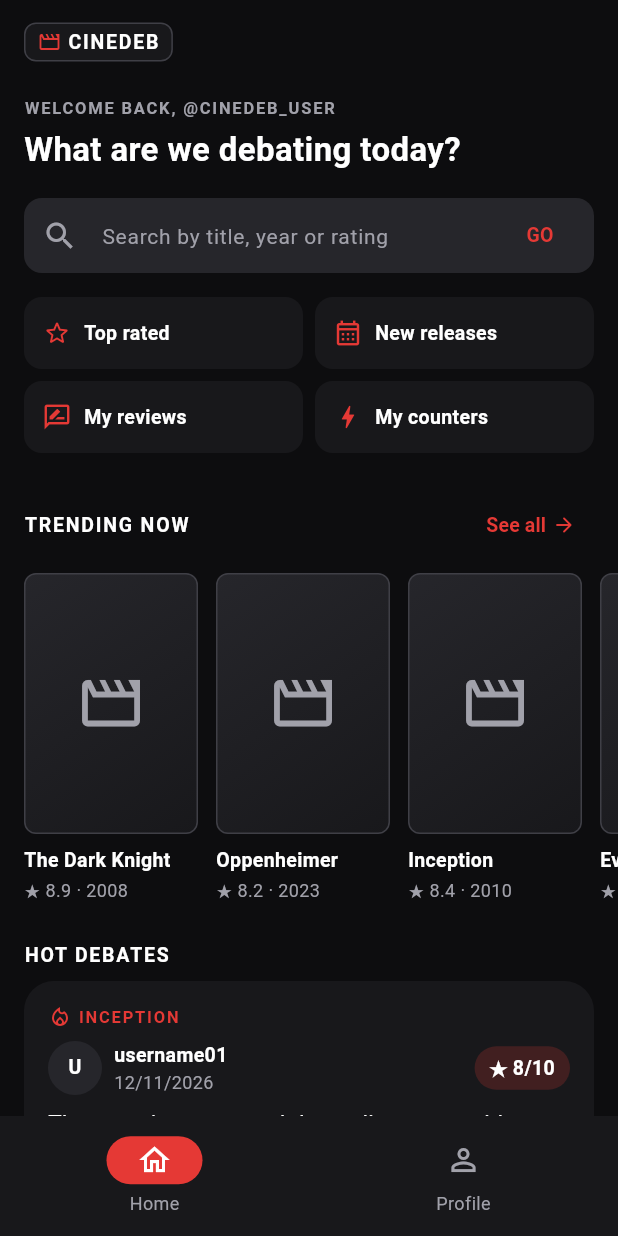
After one commit to EdizKarli/CS310-Project_Group-4, a Flutter app: the HomeScreen screen opened directly, on a phone screen of 412 x 824 dp. The commit adds this screen. Run offline on Flutter 3.47's test engine with Material 3 defaults, Android fonts, the phone set to English and light mode, and no system bars.

Commit message:
Add Home/Discover screen
Greeting, search bar, quick access tiles, Trending Now, Hot Debates and All Movies with sorting. Profile can now open on a given tab.

```diff
--- /dev/null
+++ b/lib/screens/home_screen.dart
@@ -0,0 +1,420 @@
+import 'package:flutter/material.dart';
+
+import '../models/counter_review.dart';
+import '../models/movie.dart';
+import '../models/review.dart';
+import '../utils/app_colors.dart';
+import '../utils/app_styles.dart';
+import '../widgets/app_bottom_nav.dart';
+import '../widgets/auth_components.dart';
+import '../widgets/common_widgets.dart';
+import '../widgets/movie_widgets.dart';
+import '../widgets/review_widgets.dart';
+import 'counter_reviews_screen.dart';
+import 'profile_screen.dart';
+import 'reviews_screen.dart';
+
+class HomeScreen extends StatefulWidget {
+  const HomeScreen({super.key, this.username = 'cinedeb_user'});
+
+  final String username;
+
+  @override
+  State<HomeScreen> createState() => _HomeScreenState();
+}
+
+/// A popular review shown in the "Hot Debates" section.
+class _HotDebate {
+  _HotDebate({required this.movieTitle, required this.review});
+
+  final String movieTitle;
+  final Review review;
+}
+
+class _HomeScreenState extends State<HomeScreen> {
+  final TextEditingController _searchController = TextEditingController();
+
+  final List<Movie> _movies = sampleMovies;
+  MovieSort _sort = MovieSort.popular;
+
+  final List<_HotDebate> _hotDebates = <_HotDebate>[
+    _HotDebate(
+      movieTitle: 'Inception',
+      review: Review(
+        id: 1,
+        username: 'username01',
+        date: DateTime(2026, 11, 12),
+        rating: 8,
+        text: 'The story is strong and the ending stays with you for days '
+            'after watching it. The dream levels are easy to follow once '
+            'you notice the small details in the first half.',
+        likes: 12,
+        dislikes: 3,
+        counterReviews: sampleCounterReviews(5),
+      ),
+    ),
+    _HotDebate(
+      movieTitle: 'Oppenheimer',
+      review: Review(
+        id: 2,
+        username: 'filmbuff',
+        date: DateTime(2026, 11, 16),
+        rating: 6,
+        text: 'Brilliant acting, but three hours of mostly dialogue is a lot. '
+            'The second half drags and the film could lose thirty minutes '
+            'without missing anything important.',
+        likes: 18,
+        dislikes: 9,
+        counterReviews: sampleCounterReviews(3),
+      ),
+    ),
+  ];
+
+  @override
+  void dispose() {
+    _searchController.dispose();
+    super.dispose();
+  }
+
+  void _showMessage(String text) {
+    ScaffoldMessenger.of(context)
+      ..hideCurrentSnackBar()
+      ..showSnackBar(SnackBar(content: Text(text)));
+  }
+
+  void _openMovie(Movie movie) {
+    // TODO: open the Movie Detail screen once it is built.
+    _showMessage('${movie.title} details will open here');
+  }
+
+  void _openSearch({String query = '', MovieSort sort = MovieSort.popular}) {
+    // TODO: open the Search Results screen once it is built.
+    _showMessage(
+      query.isEmpty
+          ? '${sort.label} movies will open here'
+          : 'Results for "$query" will open here',
+    );
+  }
+
+  void _submitSearch() {
+    FocusScope.of(context).unfocus();
+    _openSearch(query: _searchController.text.trim());
+  }
+
+  void _openProfile({int tab = 0}) {
+    Navigator.push(
+      context,
+      MaterialPageRoute<void>(builder: (_) => ProfileScreen(initialTab: tab)),
+    );
+  }
+
+  Future<void> _openReviews(_HotDebate debate) async {
+    await Navigator.push(
+      context,
+      MaterialPageRoute<void>(
+        builder: (_) => ReviewsScreen(movieTitle: debate.movieTitle),
+      ),
+    );
+    if (!mounted) return;
+    setState(() {});
+  }
+
+  Future<void> _openCounterReviews(Review review) async {
+    await Navigator.push(
+      context,
+      MaterialPageRoute<void>(
+        builder: (_) => CounterReviewsScreen(review: review),
+      ),
+    );
+    // Counter reviews may have been added, so refresh the counts.
+    if (!mounted) return;
+    setState(() {});
+  }
+
+  Future<void> _openSortSheet() async {
+    final MovieSort? picked = await showSelectionSheet<MovieSort>(
+      context: context,
+      title: 'Sort movies',
+      options: MovieSort.values,
+      selected: _sort,
+      labelOf: (MovieSort sort) => sort.label,
+    );
+    if (picked == null || !mounted) return;
+    setState(() => _sort = picked);
+  }
+
+  @override
+  Widget build(BuildContext context) {
+    final List<Movie> trending = trendingMovies(_movies);
+    final List<Movie> allMovies = sortMovies(_movies, _sort);
+
+    return Scaffold(
+      appBar: AppBar(
+        automaticallyImplyLeading: false,
+        title: const BrandBadge(),
+      ),
+      body: ListView(
+        padding: const EdgeInsets.only(top: AppSpacing.s, bottom: AppSpacing.m),
+        keyboardDismissBehavior: ScrollViewKeyboardDismissBehavior.onDrag,
+        children: <Widget>[
+          Padding(
+            padding: AppSpacing.screen,
+            child: _buildGreeting(),
+          ),
+          const SizedBox(height: AppSpacing.m),
+          Padding(
+            padding: AppSpacing.screen,
+            child: _buildSearchBar(),
+          ),
+          const SizedBox(height: AppSpacing.m),
+          Padding(
+            padding: AppSpacing.screen,
+            child: _buildQuickAccess(),
+          ),
+          const SizedBox(height: AppSpacing.l),
+
+          // Trending Now
+          Padding(
+            padding: AppSpacing.screen,
+            child: SectionHeader(
+              title: 'Trending Now',
+              action: SeeAllButton(
+                onPressed: () => _openSearch(sort: MovieSort.popular),
+              ),
+            ),
+          ),
+          const SizedBox(height: AppSpacing.s),
+          _buildTrendingRow(trending),
+          const SizedBox(height: AppSpacing.l),
+
+          // Hot Debates
+          const Padding(
+            padding: AppSpacing.screen,
+            child: SectionHeader(title: 'Hot Debates'),
+          ),
+          const SizedBox(height: AppSpacing.s),
+          for (final _HotDebate debate in _hotDebates)
+            Padding(
+              padding: const EdgeInsets.fromLTRB(
+                AppSpacing.m, 0, AppSpacing.m, AppSpacing.m),
+              child: _HotDebateCard(
+                debate: debate,
+                onOpen: () => _openReviews(debate),
+                onCounterReviews: () => _openCounterReviews(debate.review),
+                onChallenge: () => _openCounterReviews(debate.review),
+              ),
+            ),
+          const SizedBox(height: AppSpacing.s),
+
+          // All Movies
+          Padding(
+            padding: AppSpacing.screen,
+            child: SectionHeader(
+              title: 'All Movies',
+              action: TextButton.icon(
+                onPressed: _openSortSheet,
+                icon: const Icon(Icons.sort, size: 18),
+                label: Text('Sort: ${_sort.label}'),
+              ),
+            ),
+          ),
+          const SizedBox(height: AppSpacing.s),
+          for (final Movie movie in allMovies)
+            Padding(
+              padding: const EdgeInsets.fromLTRB(
+                AppSpacing.m, 0, AppSpacing.m, AppSpacing.m),
+              child: MovieListCard(
+                movie: movie,
+                onTap: () => _openMovie(movie),
+              ),
+            ),
+        ],
+      ),
+      bottomNavigationBar: const AppBottomNav(),
+    );
+  }
+
+  Widget _buildGreeting() {
+    return Column(
+      crossAxisAlignment: CrossAxisAlignment.start,
+      children: <Widget>[
+        Text(
+          'WELCOME BACK, @${widget.username.toUpperCase()}',
+          style: AppText.overline,
+        ),
+        const SizedBox(height: AppSpacing.xs),
+        const Text('What are we debating today?', style: AppText.h2),
+      ],
+    );
+  }
+
+  Widget _buildSearchBar() {
+    return TextField(
+      controller: _searchController,
+      textInputAction: TextInputAction.search,
+      onSubmitted: (_) => _submitSearch(),
+      style: AppText.body,
+      decoration: InputDecoration(
+        hintText: 'Search by title, year or rating',
+        prefixIcon: const Icon(Icons.search),
+        suffixIcon: Padding(
+          padding: const EdgeInsets.only(right: AppSpacing.xs),
+          child: TextButton(
+            onPressed: _submitSearch,
+            child: const Text('GO'),
+          ),
+        ),
+      ),
+    );
+  }
+
+  Widget _buildQuickAccess() {
+    return Column(
+      children: <Widget>[
+        Row(
+          children: <Widget>[
+            Expanded(
+              child: QuickAccessTile(
+                icon: Icons.star_outline_rounded,
+                label: 'Top rated',
+                onTap: () => _openSearch(sort: MovieSort.rating),
+              ),
+            ),
+            const SizedBox(width: AppSpacing.s),
+            Expanded(
+              child: QuickAccessTile(
+                icon: Icons.calendar_month_outlined,
+                label: 'New releases',
+                onTap: () => _openSearch(sort: MovieSort.newest),
+              ),
+            ),
+          ],
+        ),
+        const SizedBox(height: AppSpacing.s),
+        Row(
+          children: <Widget>[
+            Expanded(
+              child: QuickAccessTile(
+                icon: Icons.rate_review_outlined,
+                label: 'My reviews',
+                onTap: () => _openProfile(tab: 0),
+              ),
+            ),
+            const SizedBox(width: AppSpacing.s),
+            Expanded(
+              child: QuickAccessTile(
+                icon: Icons.bolt_rounded,
+                label: 'My counters',
+                onTap: () => _openProfile(tab: 1),
+              ),
+            ),
+          ],
+        ),
+      ],
+    );
+  }
+
+  Widget _buildTrendingRow(List<Movie> movies) {
+    // A Row inside a horizontal scroll view takes the height of its tallest
+    // tile, so it never overflows when the text size changes.
+    return SingleChildScrollView(
+      scrollDirection: Axis.horizontal,
+      padding: AppSpacing.screen,
+      child: Row(
+        crossAxisAlignment: CrossAxisAlignment.start,
+        children: <Widget>[
+          for (int i = 0; i < movies.length; i++) ...<Widget>[
+            if (i > 0) const SizedBox(width: AppSpacing.m - AppSpacing.xs),
+            TrendingMovieTile(
+              movie: movies[i],
+              onTap: () => _openMovie(movies[i]),
+            ),
+          ],
+        ],
+      ),
+    );
+  }
+}
+
+class _HotDebateCard extends StatelessWidget {
+  const _HotDebateCard({
+    required this.debate,
+    required this.onOpen,
+    required this.onCounterReviews,
+    required this.onChallenge,
+  });
+
+  final _HotDebate debate;
+  final VoidCallback onOpen;
+  final VoidCallback onCounterReviews;
+  final VoidCallback onChallenge;
+
+  @override
+  Widget build(BuildContext context) {
+    final Review review = debate.review;
+
+    return Card(
+      clipBehavior: Clip.antiAlias,
+      child: InkWell(
+        onTap: onOpen,
+        child: Padding(
+          padding: const EdgeInsets.all(AppSpacing.m),
+          child: Column(
+            crossAxisAlignment: CrossAxisAlignment.start,
+            children: <Widget>[
+              Row(
+                children: <Widget>[
+                  const Icon(
+                    Icons.local_fire_department_outlined,
+                    size: 16,
+                    color: AppColors.red,
+                  ),
+                  const SizedBox(width: AppSpacing.xs),
+                  Expanded(
+                    child: Text(
+                      debate.movieTitle.toUpperCase(),
+                      style: AppText.overline.copyWith(color: AppColors.red),
+                      maxLines: 1,
+                      overflow: TextOverflow.ellipsis,
+                    ),
+                  ),
+                ],
+              ),
+              const SizedBox(height: AppSpacing.s),
+              AuthorRow(
+                username: review.username,
+                date: review.date,
+                trailing: RatingBadge(rating: review.rating),
+              ),
+              const SizedBox(height: AppSpacing.s),
+              Text(
+                review.text,
+                style: AppText.body,
+                maxLines: 3,
+                overflow: TextOverflow.ellipsis,
+              ),
+              const SizedBox(height: AppSpacing.m),
+              Wrap(
+                spacing: AppSpacing.s,
+                runSpacing: AppSpacing.s,
+                children: <Widget>[
+                  PillButton(
+                    icon: Icons.forum_outlined,
+                    label: '${review.counterCount} Counter Reviews',
+                    onTap: onCounterReviews,
+                  ),
+                  PillButton(
+                    icon: Icons.bolt_rounded,
+                    label: 'Challenge',
+                    outlined: true,
+                    onTap: onChallenge,
+                  ),
+                ],
+              ),
+            ],
+          ),
+        ),
+      ),
+    );
+  }
+}
--- a/lib/screens/profile_screen.dart
+++ b/lib/screens/profile_screen.dart
@@ -8,7 +8,10 @@ import '../widgets/review_widgets.dart';
 import 'login_screen.dart';
 
 class ProfileScreen extends StatefulWidget {
-  const ProfileScreen({super.key});
+  const ProfileScreen({super.key, this.initialTab = 0});
+
+  /// Tab shown first: 0 = My Reviews, 1 = My Counters.
+  final int initialTab;
 
   @override
   State<ProfileScreen> createState() => _ProfileScreenState();
@@ -37,7 +40,7 @@ class _ProfileScreenState extends State<ProfileScreen> {
   final String _username = 'cinedeb_user';
   final DateTime _joinDate = DateTime(2026, 9, 1);
 
-  int _tab = 0;
+  late int _tab = widget.initialTab;
 
   final List<_MyReview> _myReviews = <_MyReview>[
     _MyReview(
@@ -190,7 +193,9 @@ class _ProfileScreenState extends State<ProfileScreen> {
       bottomNavigationBar: NavigationBar(
         selectedIndex: 1,
         onDestinationSelected: (int index) {
-          if (index == 0) Navigator.maybePop(context);
+          if (index == 0) {
+            Navigator.popUntil(context, (Route<dynamic> route) => route.isFirst);
+          }
         },
         destinations: const <Widget>[
           NavigationDestination(icon: Icon(Icons.home_outlined), label: 'Home'),
```
